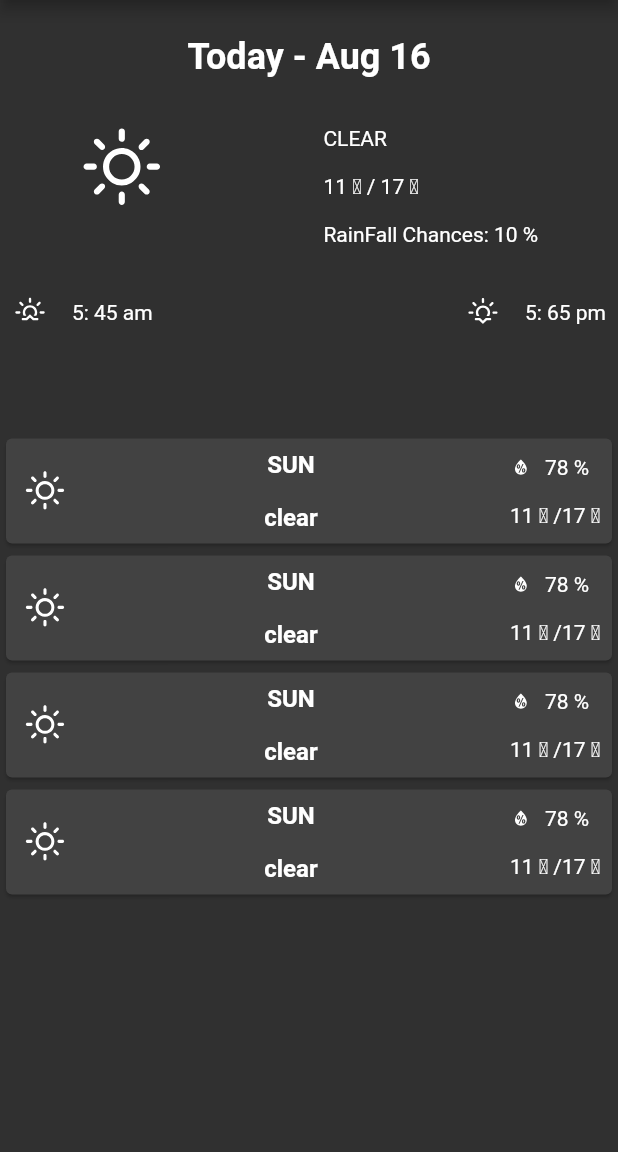
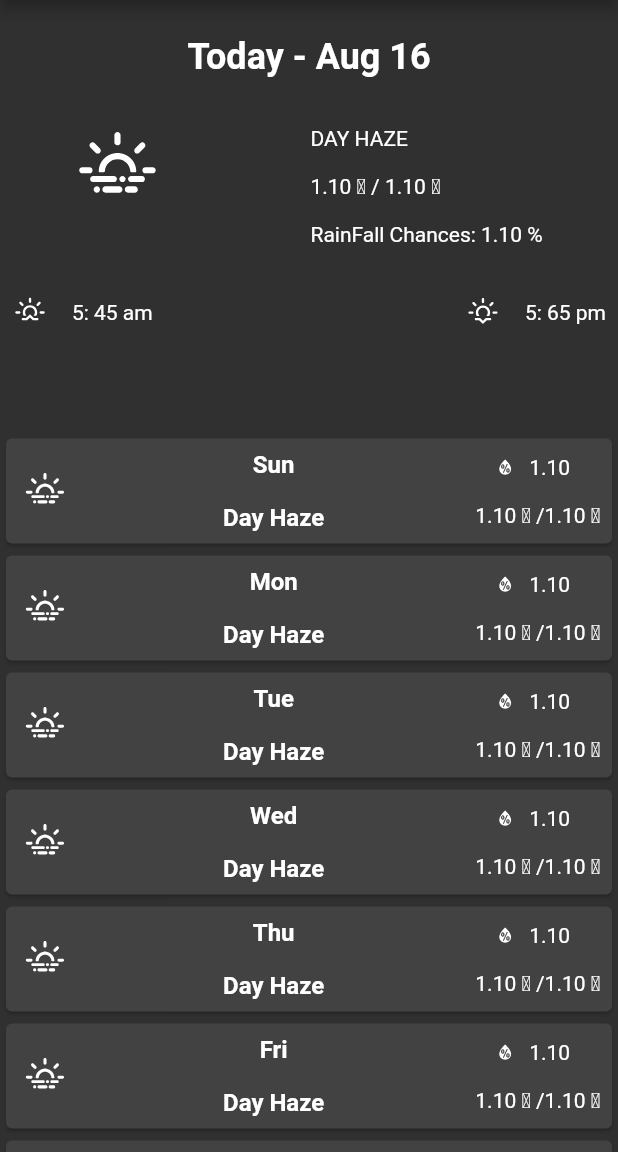
Before and after one commit to rmsh03dhj/weather-app, a Flutter app: the screen it shows after launch, on a phone screen of 412 x 824 dp, the part 84-1236 px from its top. Run offline on Flutter 3.47's test engine with Material 2 defaults, Android fonts, the phone set to English and light mode, and no system bars; our stand-ins replace flutter_clean_architecture, weather_icons.

Commit message:
generating random weather conditions

```diff
--- a/lib/src/app/pages/detailed_weather_page.dart
+++ b/lib/src/app/pages/detailed_weather_page.dart
@@ -75,7 +75,7 @@ class _DetailedWeatherViewState extends State<DetailedWeatherView> {
                                       color: Colors.grey[600], fontSize: 14),
                                 ),
                                 Text(
-                                  weather.precipitationProbability,
+                                  weather.precipitationProbability + " %",
                                   style: TextStyle(
                                       color: Colors.white, fontSize: 14),
                                 )
@@ -93,7 +93,7 @@ class _DetailedWeatherViewState extends State<DetailedWeatherView> {
                                       color: Colors.grey[600], fontSize: 14),
                                 ),
                                 Text(
-                                  weather.precipitation,
+                                  weather.precipitation + " mm",
                                   style: TextStyle(
                                       color: Colors.white, fontSize: 14),
                                 )
@@ -119,7 +119,7 @@ class _DetailedWeatherViewState extends State<DetailedWeatherView> {
                                       color: Colors.grey[600], fontSize: 14),
                                 ),
                                 Text(
-                                  weather.preceivedTemperature,
+                                  weather.preceivedTemperature+" \u2103",
                                   style: TextStyle(
                                       color: Colors.white, fontSize: 14),
                                 )
@@ -137,7 +137,7 @@ class _DetailedWeatherViewState extends State<DetailedWeatherView> {
                                       color: Colors.grey[600], fontSize: 14),
                                 ),
                                 Text(
-                                  weather.windSpeed,
+                                  weather.windSpeed +" Km/hr",
                                   style: TextStyle(
                                       color: Colors.white, fontSize: 14),
                                 )
@@ -163,7 +163,7 @@ class _DetailedWeatherViewState extends State<DetailedWeatherView> {
                                       color: Colors.grey[600], fontSize: 14),
                                 ),
                                 Text(
-                                  weather.humidity,
+                                  weather.humidity+ " %",
                                   style: TextStyle(
                                       color: Colors.white, fontSize: 14),
                                 )
@@ -181,7 +181,7 @@ class _DetailedWeatherViewState extends State<DetailedWeatherView> {
                                       color: Colors.grey[600], fontSize: 14),
                                 ),
                                 Text(
-                                  weather.visibility,
+                                  weather.visibility+" Km",
                                   style: TextStyle(
                                       color: Colors.white, fontSize: 14),
                                 )
@@ -225,7 +225,7 @@ class _DetailedWeatherViewState extends State<DetailedWeatherView> {
                                       color: Colors.grey[600], fontSize: 14),
                                 ),
                                 Text(
-                                  weather.pressure,
+                                  weather.pressure + " hPa",
                                   style: TextStyle(
                                       color: Colors.white, fontSize: 14),
                                 )
@@ -274,7 +274,7 @@ class _DetailedWeatherViewState extends State<DetailedWeatherView> {
                                       padding:
                                           const EdgeInsets.fromLTRB(8, 8, 8, 8),
                                       child: Icon(
-                                          hourlyWeatherForcastIconMap[weather.hourlyForcast.weatherCondition[index]],
+                                          weatherIconMap[weather.hourlyForcast.weatherCondition[index]],
                                       ),
                                   ),
                                   Padding(
--- a/lib/src/app/ui/today_weather_card.dart
+++ b/lib/src/app/ui/today_weather_card.dart
@@ -37,7 +37,7 @@ class _TodayCard extends State<TodayWeatherCard> {
               Padding(
                 padding: const EdgeInsets.all(24),
                 child: Icon(
-                  hourlyWeatherForcastIconMap[widget.weather.condition],
+                  weatherIconMap[widget.weather.condition],
                   size: 72,
                 ),
               ),
@@ -61,7 +61,7 @@ class _TodayCard extends State<TodayWeatherCard> {
                     Padding(
                       padding: const EdgeInsets.all(8.0),
                       child: Text(
-                        "RainFall Chances: ${widget.weather.chanceOfRain}"),
+                        "RainFall Chances: ${widget.weather.chanceOfRain} %"),
                     )
                   ],
                 ),
--- a/lib/src/app/ui/weather_card.dart
+++ b/lib/src/app/ui/weather_card.dart
@@ -40,7 +40,7 @@ class _WeatherCard extends State<WeatherCard> {
                       Padding(
                         padding: const EdgeInsets.all(8.0),
                         child: Icon(
-                          hourlyWeatherForcastIconMap[
+                          weatherIconMap[
                               widget.weatherList[widget.index].condition],
                           size: 36,
                         ),
--- a/lib/src/app/utils.dart
+++ b/lib/src/app/utils.dart
@@ -1,39 +1,37 @@
+import 'dart:math';
+
 import 'package:flutter/material.dart';
+import 'package:intl/intl.dart';
 import 'package:weather_app/src/domain/entities/hourly_forcast.dart';
 import 'package:weather_app/src/domain/entities/weather.dart';
 import 'package:weather_icons/weather_icons.dart';
 
-Map<String, IconData> wholeDayWeatherIconMap = {
-  "snow": WeatherIcons.time_1,
-  "heavyRain": WeatherIcons.rain,
-  "lightRain": WeatherIcons.raindrops,
-  "showers": WeatherIcons.raindrop,
-  "heavyCloud": WeatherIcons.cloudy,
-  "lightCloud": WeatherIcons.cloud_refresh,
-  "clear": WeatherIcons.day_sunny,
-  "hail": WeatherIcons.hail,
-  "thunderstorm": WeatherIcons.thunderstorm,
-};
-
-Map<String, IconData> hourlyWeatherForcastIconMap = {
-  "day_cloud_high": WeatherIcons.day_cloudy_high,
-  "day_light_wind": WeatherIcons.day_light_wind,
-  "day_sleet": WeatherIcons.day_sleet,
-  "day_haze": WeatherIcons.day_haze,
-  "day_sunny": WeatherIcons.day_sunny,
-  "cloud_refresh": WeatherIcons.cloud_refresh,
-  "clear": WeatherIcons.day_sunny,
-  "rain_wind": WeatherIcons.rain_wind,
+Map<String, IconData> weatherIconMap = {
+  "Snow fall": WeatherIcons.time_1,
+  "Heavy Rain": WeatherIcons.rain,
+  "Light Rain": WeatherIcons.raindrops,
+  "Shower": WeatherIcons.showers,
+  "Heavy Cloud": WeatherIcons.cloudy,
+  "Light Cloud": WeatherIcons.cloud_refresh,
+  "Sunny": WeatherIcons.day_sunny,
+  "Hail": WeatherIcons.hail,
+  "Thunder Storm": WeatherIcons.thunderstorm,
+  "Cloud": WeatherIcons.day_cloudy_high,
+  "Light Wind": WeatherIcons.day_light_wind,
+  "Day Sleet": WeatherIcons.day_sleet,
+  "Day Haze": WeatherIcons.day_haze,
+  "Rain and Windy": WeatherIcons.rain_wind,
   "lighting": WeatherIcons.day_lightning,
-  "strom_showers": WeatherIcons.storm_showers,
+  "Storm and Showers": WeatherIcons.storm_showers,
 };
 
 Weather sampleWeather = Weather(
-    condition: "clear",
-    day: "SUN",
-    minTemp: "11",
-    maxTemp: "17",
-    hourlyForcast: HourlyForcast(times: [
+  condition: generateRandomWeatherCondition(),
+  day: DateFormat("EEE").format(DateTime.now()),
+  minTemp: generateRandomNumber(),
+  maxTemp: generateRandomNumber(),
+  hourlyForcast: HourlyForcast(
+      times: [
         "8am",
         "9am",
         "10am",
@@ -47,48 +45,52 @@ Weather sampleWeather = Weather(
         "6pm",
         "7pm",
         "8pm"
-    ], weatherCondition: [
-      "clear",
-      "clear",
-      "clear",
-      "clear",
-      "clear",
-      "clear",
-      "clear",
-      "clear",
-      "clear",
-      "clear",
-      "clear",
-      "clear",
-      "clear",
-      "clear",
-      "clear"
-    ], temperatures: [
-      "12",
-      "13",
-      "13",
-      "13",
-      "14",
-      "14",
-      "14",
-      "14",
-      "14",
-      "14",
-      "13",
-      "12",
-      "12"
-    ]),
-    humidity: "78 %",
-    chanceOfRain: "10 %",
-    rainFall: "0mm",
-    precipitation: "0.0 mm",
-    visibility: "16.1 km",
-    pressure: "1006 hPa",
+      ],
+      weatherCondition: generateRandomWeatherConditionList(),
+      temperatures: generateRandomNumberList()),
+  humidity: generateRandomNumber(),
+  chanceOfRain: generateRandomNumber(),
+  rainFall: generateRandomNumber(),
+  precipitation: generateRandomNumber(),
+  visibility: generateRandomNumber(),
+  pressure: generateRandomNumber(),
   uv: "Lowest",
-    preceivedTemperature: "14",
-    precipitationProbability: "7 %",
+  preceivedTemperature: generateRandomNumber(),
+  precipitationProbability: generateRandomNumber(),
   sunrise: "5: 45 am",
   sunset: "5: 65 pm",
   moonrise: "7: 01 pm",
   moonset: "4: 01 am",
-    windSpeed: "20.4 km/h");
+  windSpeed: generateRandomNumber(),
+);
+
+String generateRandomNumber() {
+  Random random = new Random();
+  return (random.nextDouble() * 10).toStringAsFixed(2);
+}
+
+List<String> generateRandomNumberList() {
+  List<String> ans = List();
+  Random random = new Random();
+  for (int i = 0; i < 13; i++) {
+    int randomNumber = random.nextInt(20) + 10;
+    ans.add(randomNumber.toString());
+  }
+  return ans;
+}
+
+String generateRandomWeatherCondition() {
+  List<String> weatherCondition = List();
+  weatherCondition.addAll(weatherIconMap.keys);
+  Random random = new Random();
+  int randomNum = random.nextInt(weatherCondition.length);
+  return weatherCondition[randomNum];
+}
+
+List<String> generateRandomWeatherConditionList() {
+  List<String> ans = List();
+  for (int i = 0; i < 13; i++) {
+    ans.add(generateRandomWeatherCondition());
+  }
+  return ans;
+}
--- a/lib/src/data/repositories/weather_repository.dart
+++ b/lib/src/data/repositories/weather_repository.dart
@@ -1,26 +1,99 @@
-
+import 'package:intl/intl.dart';
 import 'package:weather_app/src/app/utils.dart';
 import 'package:weather_app/src/domain/entities/weather.dart';
 import 'package:weather_app/src/domain/repositories/repository.dart';
 
 class WeatherRepository extends Repository {
   List<Weather> weathersEntities;
-  static final WeatherRepository _instance =
-      WeatherRepository._internal();
+  static final WeatherRepository _instance = WeatherRepository._internal();
   WeatherRepository._internal() {
     weathersEntities = <Weather>[];
     weathersEntities.addAll([
       sampleWeather,
-      sampleWeather,
-      sampleWeather,
-      sampleWeather,
+      sampleWeather.copyWith(
+        day: DateFormat("EEE").format(DateTime.now().add(Duration(days: 1))),
+        condition: generateRandomWeatherCondition(),
+        humidity: generateRandomNumber(),
+        chanceOfRain: generateRandomNumber(),
+        rainFall: generateRandomNumber(),
+        precipitation: generateRandomNumber(),
+        visibility: generateRandomNumber(),
+        pressure: generateRandomNumber(),
+        preceivedTemperature: generateRandomNumber(),
+        precipitationProbability: generateRandomNumber(),
+        windSpeed: generateRandomNumber(),
+      ),
+      sampleWeather.copyWith(
+        day: DateFormat("EEE").format(DateTime.now().add(Duration(days: 2))),
+        condition: generateRandomWeatherCondition(),
+        humidity: generateRandomNumber(),
+        chanceOfRain: generateRandomNumber(),
+        rainFall: generateRandomNumber(),
+        precipitation: generateRandomNumber(),
+        visibility: generateRandomNumber(),
+        pressure: generateRandomNumber(),
+        preceivedTemperature: generateRandomNumber(),
+        precipitationProbability: generateRandomNumber(),
+        windSpeed: generateRandomNumber(),
+      ),
+      sampleWeather.copyWith(
+        day: DateFormat("EEE").format(DateTime.now().add(Duration(days: 3))),
+        condition: generateRandomWeatherCondition(),
+        humidity: generateRandomNumber(),
+        chanceOfRain: generateRandomNumber(),
+        rainFall: generateRandomNumber(),
+        precipitation: generateRandomNumber(),
+        visibility: generateRandomNumber(),
+        pressure: generateRandomNumber(),
+        preceivedTemperature: generateRandomNumber(),
+        precipitationProbability: generateRandomNumber(),
+        windSpeed: generateRandomNumber(),
+      ),
+      sampleWeather.copyWith(
+        day: DateFormat("EEE").format(DateTime.now().add(Duration(days: 4))),
+        condition: generateRandomWeatherCondition(),
+        humidity: generateRandomNumber(),
+        chanceOfRain: generateRandomNumber(),
+        rainFall: generateRandomNumber(),
+        precipitation: generateRandomNumber(),
+        visibility: generateRandomNumber(),
+        pressure: generateRandomNumber(),
+        preceivedTemperature: generateRandomNumber(),
+        precipitationProbability: generateRandomNumber(),
+        windSpeed: generateRandomNumber(),
+      ),
+      sampleWeather.copyWith(
+        day: DateFormat("EEE").format(DateTime.now().add(Duration(days: 5))),
+        condition: generateRandomWeatherCondition(),
+        humidity: generateRandomNumber(),
+        chanceOfRain: generateRandomNumber(),
+        rainFall: generateRandomNumber(),
+        precipitation: generateRandomNumber(),
+        visibility: generateRandomNumber(),
+        pressure: generateRandomNumber(),
+        preceivedTemperature: generateRandomNumber(),
+        precipitationProbability: generateRandomNumber(),
+        windSpeed: generateRandomNumber(),
+      ),
+      sampleWeather.copyWith(
+        day: DateFormat("EEE").format(DateTime.now().add(Duration(days: 6))),
+        condition: generateRandomWeatherCondition(),
+        humidity: generateRandomNumber(),
+        chanceOfRain: generateRandomNumber(),
+        rainFall: generateRandomNumber(),
+        precipitation: generateRandomNumber(),
+        visibility: generateRandomNumber(),
+        pressure: generateRandomNumber(),
+        preceivedTemperature: generateRandomNumber(),
+        precipitationProbability: generateRandomNumber(),
+        windSpeed: generateRandomNumber(),
+      ),
     ]);
   }
   factory WeatherRepository() => _instance;
 
   @override
   Future<List<Weather>> getAllWeathers(String locationId) async {
-    // Here, do some heavy work lke http requests, async tasks, etc to get data
     return weathersEntities;
   }
 }
--- a/lib/src/domain/entities/hourly_forcast.dart
+++ b/lib/src/domain/entities/hourly_forcast.dart
@@ -1,9 +1,6 @@
 
 import 'package:json_annotation/json_annotation.dart';
 
-part 'hourly_forcast.g.dart';
-
-@JsonSerializable()
 class HourlyForcast{
   final List<String> times;
   final List<String> weatherCondition;
@@ -14,6 +11,4 @@ class HourlyForcast{
     this.weatherCondition,
     this.temperatures,
   });
-
-  factory HourlyForcast.fromJson(Map<String, dynamic> json) => _$HourlyForcastFromJson(json);
 }
--- a/lib/src/domain/entities/weather.dart
+++ b/lib/src/domain/entities/weather.dart
@@ -1,10 +1,5 @@
+import 'hourly_forcast.dart';
 
-import 'package:json_annotation/json_annotation.dart';
-
-import 'hourly_forcast.dart';
-part 'weather.g.dart';
-
-@JsonSerializable()
 class Weather {
   final String condition;
   final String minTemp;
@@ -26,9 +21,17 @@ class Weather {
   final String moonrise;
   final String moonset;
 
-
-  const Weather({this.sunrise, this.sunset, this.moonrise, this.moonset,
-      this.precipitation, this.visibility, this.pressure, this.uv, this.preceivedTemperature, this.precipitationProbability,
+  const Weather(
+      {this.sunrise,
+      this.sunset,
+      this.moonrise,
+      this.moonset,
+      this.precipitation,
+      this.visibility,
+      this.pressure,
+      this.uv,
+      this.preceivedTemperature,
+      this.precipitationProbability,
       this.hourlyForcast,
       this.humidity,
       this.chanceOfRain,
@@ -39,7 +42,46 @@ class Weather {
       this.day,
       this.rainFall});
 
-
-  factory Weather.fromJson(Map<String, dynamic> json) => _$WeatherFromJson(json);
-
+  Weather copyWith(
+          {String condition,
+          String minTemp,
+          String maxTemp,
+          String day,
+          HourlyForcast hourlyForcast,
+          String humidity,
+          String chanceOfRain,
+          String windSpeed,
+          String rainFall,
+          String precipitation,
+          String visibility,
+          String pressure,
+          String uv,
+          String preceivedTemperature,
+          String precipitationProbability,
+          String sunrise,
+          String sunset,
+          String moonrise,
+          String moonset}) =>
+      Weather(
+          condition: condition ?? this.condition,
+          minTemp: minTemp ?? this.minTemp,
+          maxTemp: maxTemp ?? this.maxTemp,
+          day: day ?? this.day,
+          hourlyForcast: hourlyForcast ?? this.hourlyForcast,
+          humidity: humidity ?? this.humidity,
+          chanceOfRain: chanceOfRain ?? this.chanceOfRain,
+          windSpeed: windSpeed ?? this.windSpeed,
+          rainFall: rainFall ?? this.rainFall,
+          precipitation: precipitation ?? this.precipitation,
+          visibility: visibility ?? this.visibility,
+          pressure: pressure ?? this.pressure,
+          uv: uv ?? this.uv,
+          preceivedTemperature:
+              preceivedTemperature ?? this.preceivedTemperature,
+          precipitationProbability:
+              precipitationProbability ?? this.precipitationProbability,
+          sunrise: sunrise ?? this.sunrise,
+          sunset: sunset ?? this.sunset,
+          moonrise: moonrise ?? this.moonrise,
+          moonset: moonset ?? this.moonset);
 }
```
Also changed, not shown: lib/src/domain/entities/hourly_forcast.g.dart (deleted), lib/src/domain/entities/weather.g.dart (deleted). Lines whose indentation alone changed are shown as unchanged.
